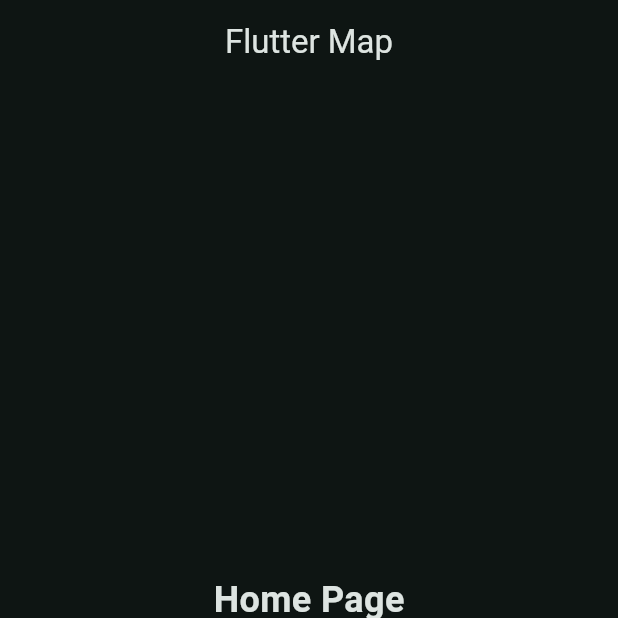
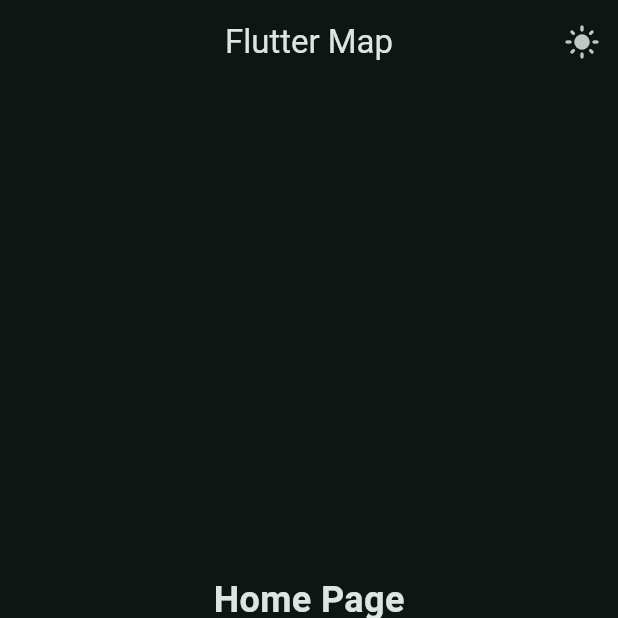
Before and after one commit to gitnassima20/study-buddy, a Flutter app: the screen it shows after launch, on a phone screen of 412 x 824 dp, the top half of it. Run offline on Flutter 3.47's test engine with Material 3 defaults, Android fonts, the phone set to English and light mode, and no system bars.

Commit message:
feat(theme): Enabled switching by theme

```diff
--- a/lib/data/notifiers.dart
+++ b/lib/data/notifiers.dart
@@ -4,3 +4,4 @@ import 'package:flutter/material.dart';
 //ValueListenableBuilder: lsiten to data(doesn't need setstate)
 
 ValueNotifier<int> selectedPageNotifier = ValueNotifier(0);
+ValueNotifier<bool> isDarkModeNotifier = ValueNotifier(true);
--- a/lib/main.dart
+++ b/lib/main.dart
@@ -1,4 +1,5 @@
 import 'package:flutter/material.dart';
+import 'package:flutter_app/data/notifiers.dart';
 import 'views/widget_tree.dart';
 
 void main() {
@@ -23,15 +24,20 @@ class MyApp extends StatefulWidget {
 class _MyAppState extends State<MyApp> {
   @override
   Widget build(BuildContext context) {
+    return ValueListenableBuilder(
+      valueListenable: isDarkModeNotifier,
+      builder: (context, isDarkMode, child) {
         return MaterialApp(
           debugShowCheckedModeBanner: false,
           theme: ThemeData(
             colorScheme: ColorScheme.fromSeed(
               seedColor: Colors.teal,
-          brightness: Brightness.dark,
+              brightness: isDarkMode ? Brightness.dark : Brightness.light,
             ),
           ),
           home: WidgetTree(),
         );
+      },
+    );
   }
 }
--- a/lib/views/widget_tree.dart
+++ b/lib/views/widget_tree.dart
@@ -12,7 +12,23 @@ class WidgetTree extends StatelessWidget {
   @override
   Widget build(BuildContext context) {
     return Scaffold(
-      appBar: AppBar(title: Text('Flutter Map'), centerTitle: true),
+      appBar: AppBar(
+        title: Text('Flutter Map'),
+        centerTitle: true,
+        actions: [
+          IconButton(
+            onPressed: () {
+              isDarkModeNotifier.value = !isDarkModeNotifier.value;
+            },
+            icon: ValueListenableBuilder(
+              valueListenable: isDarkModeNotifier,
+              builder: (context, isDarkMode, child) {
+                return Icon(isDarkMode ? Icons.light_mode : Icons.dark_mode);
+              },
+            ),
+          ),
+        ],
+      ),
       body: ValueListenableBuilder(
         valueListenable: selectedPageNotifier,
         builder: (context, value, child) {
```
Lines whose indentation alone changed are shown as unchanged.
